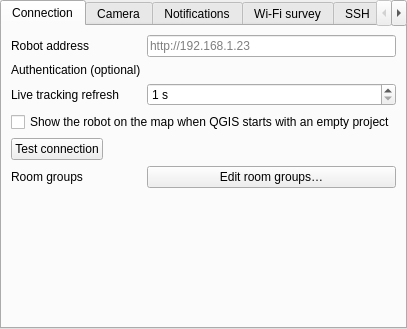
The window that valetudo_qgis/ui/settings_page.ui (sylsta/homeqgis) describes before a commit, drawn with Qt 5.
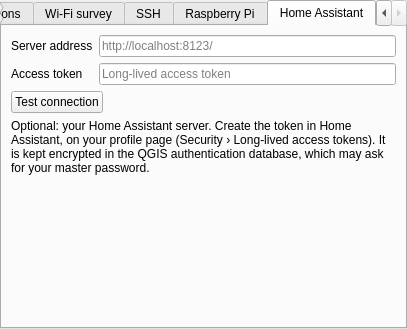
The same window after the commit. The open tabs and pages were chosen to show the change. Custom widgets are drawn as their Qt base class.

Commit message: Options: Home Assistant tab (server address, encrypted access token, connection test)

The edit to the form file:
```diff
--- a/valetudo_qgis/ui/settings_page.ui
+++ b/valetudo_qgis/ui/settings_page.ui
@@ -559,6 +559,75 @@
        </item>
       </layout>
      </widget>
+     <widget class="QWidget" name="tab_ha">
+      <attribute name="title">
+       <string>Home Assistant</string>
+      </attribute>
+      <layout class="QFormLayout" name="ha_form">
+       <property name="fieldGrowthPolicy">
+        <enum>QFormLayout::AllNonFixedFieldsGrow</enum>
+       </property>
+       <item row="0" column="0">
+        <widget class="QLabel" name="lbl_ha_url">
+         <property name="text">
+          <string>Server address</string>
+         </property>
+        </widget>
+       </item>
+       <item row="0" column="1">
+        <widget class="QLineEdit" name="ha_url">
+         <property name="placeholderText">
+          <string notr="true">http://localhost:8123/</string>
+         </property>
+        </widget>
+       </item>
+       <item row="1" column="0">
+        <widget class="QLabel" name="lbl_ha_token">
+         <property name="text">
+          <string>Access token</string>
+         </property>
+        </widget>
+       </item>
+       <item row="1" column="1">
+        <widget class="QLineEdit" name="ha_token">
+         <property name="echoMode">
+          <enum>QLineEdit::Password</enum>
+         </property>
+         <property name="placeholderText">
+          <string>Long-lived access token</string>
+         </property>
+        </widget>
+       </item>
+       <item row="2" column="0" colspan="2">
+        <layout class="QHBoxLayout" name="ha_test_layout" stretch="0,1">
+         <item>
+          <widget class="QPushButton" name="btn_ha_test">
+           <property name="text">
+            <string>Test connection</string>
+           </property>
+          </widget>
+         </item>
+         <item>
+          <widget class="QLabel" name="lbl_ha_test">
+           <property name="wordWrap">
+            <bool>true</bool>
+           </property>
+          </widget>
+         </item>
+        </layout>
+       </item>
+       <item row="3" column="0" colspan="2">
+        <widget class="QLabel" name="lbl_ha_hint">
+         <property name="wordWrap">
+          <bool>true</bool>
+         </property>
+         <property name="text">
+          <string>Optional: your Home Assistant server. Create the token in Home Assistant, on your profile page (Security › Long-lived access tokens). It is kept encrypted in the QGIS authentication database, which may ask for your master password.</string>
+         </property>
+        </widget>
+       </item>
+      </layout>
+     </widget>
     </widget>
    </item>
    <item>
```
The commit also changes 5 other files.
